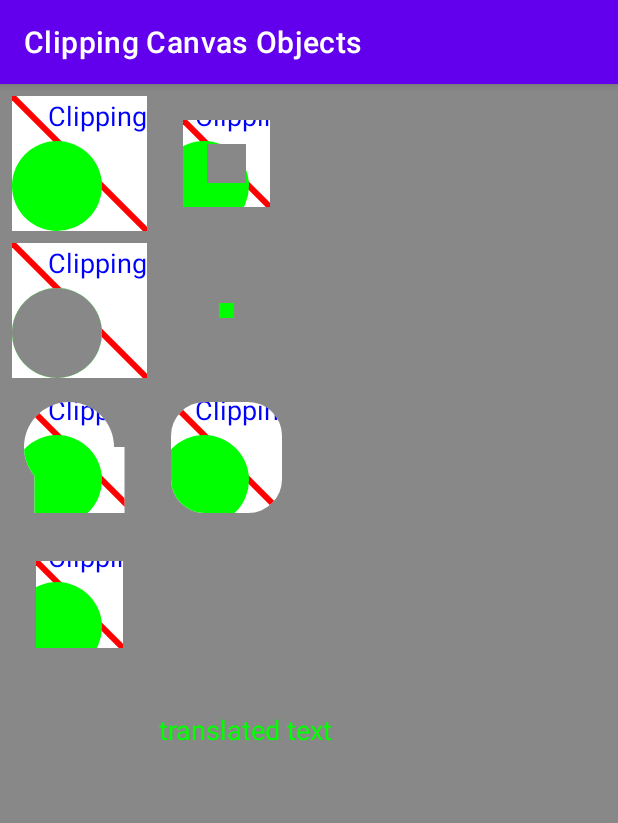
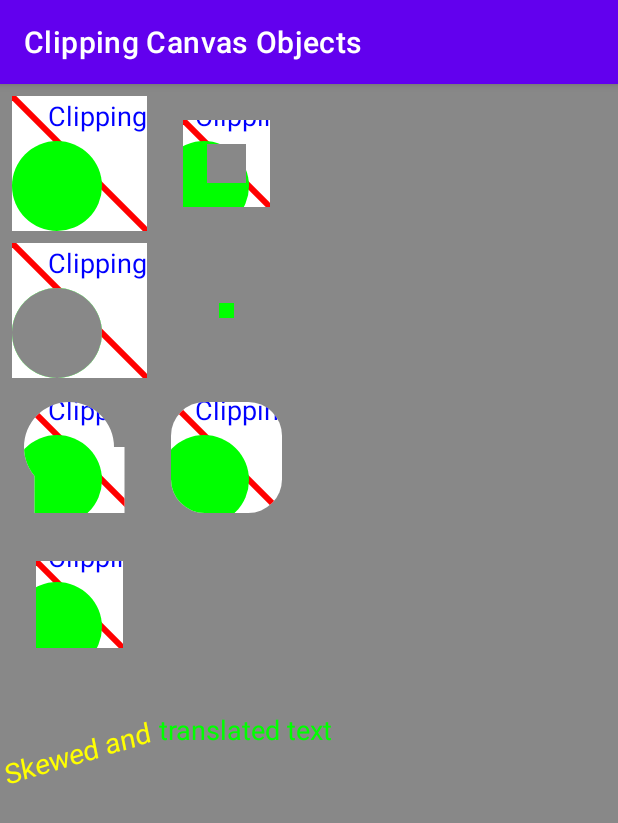
Before and after one commit to AliJonMadaminov/Clipping-canvas-objects, an Android app: the screen it shows after launch (MainActivity), on a phone screen of 412 x 824 dp. Shown: the top 823 px of the screen. Run offline under Robolectric (Android 15) with nearby library versions, the phone set to English and light mode, and no system bars.

Commit message:
implemented drawSkewedTextExample()

```diff
--- a/app/src/main/java/com/draw/paint/clippingcanvasobjects/ClippedView.kt
+++ b/app/src/main/java/com/draw/paint/clippingcanvasobjects/ClippedView.kt
@@ -219,10 +219,10 @@ class ClippedView @JvmOverloads constructor(
 
     private fun drawRoundedRectangleClippingExample(canvas: Canvas) {
         canvas.save()
-        canvas.translate(columnTwo,rowThree)
+        canvas.translate(columnTwo, rowThree)
         path.rewind()
         path.addRoundRect(
-            rectF,clipRectRight / 4,
+            rectF, clipRectRight / 4,
             clipRectRight / 4, Path.Direction.CCW
         )
         canvas.clipPath(path)
@@ -233,10 +233,12 @@ class ClippedView @JvmOverloads constructor(
 
     private fun drawOutsideClippingExample(canvas: Canvas) {
         canvas.save()
-        canvas.translate(columnOne,rowFour)
-        canvas.clipRect(2 * rectInset,2 * rectInset,
+        canvas.translate(columnOne, rowFour)
+        canvas.clipRect(
+            2 * rectInset, 2 * rectInset,
             clipRectRight - 2 * rectInset,
-            clipRectBottom - 2 * rectInset)
+            clipRectBottom - 2 * rectInset
+        )
         drawClippedRectangle(canvas)
         canvas.restore()
     }
@@ -247,14 +249,28 @@ class ClippedView @JvmOverloads constructor(
         // Align the RIGHT side of the text with the origin.
         paint.textAlign = Paint.Align.LEFT
         // Apply transformation to canvas.
-        canvas.translate(columnTwo,textRow)
+        canvas.translate(columnTwo, textRow)
         // Draw text.
-        canvas.drawText(context.getString(R.string.translated),
-            clipRectLeft,clipRectTop,paint)
+        canvas.drawText(
+            context.getString(R.string.translated),
+            clipRectLeft, clipRectTop, paint
+        )
         canvas.restore()
     }
 
     private fun drawSkewedTextExample(canvas: Canvas) {
+        canvas.save()
+        paint.color = Color.YELLOW
+        paint.textAlign = Paint.Align.RIGHT
+        // Position text.
+        canvas.translate(columnTwo, textRow)
+        // Apply skew transformation.
+        canvas.skew(0.2f, -0.3f)
+        canvas.drawText(
+            context.getString(R.string.skewed),
+            clipRectLeft, clipRectTop, paint
+        )
+        canvas.restore()
     }
 
     private fun drawQuickRejectExample(canvas: Canvas) {
```
